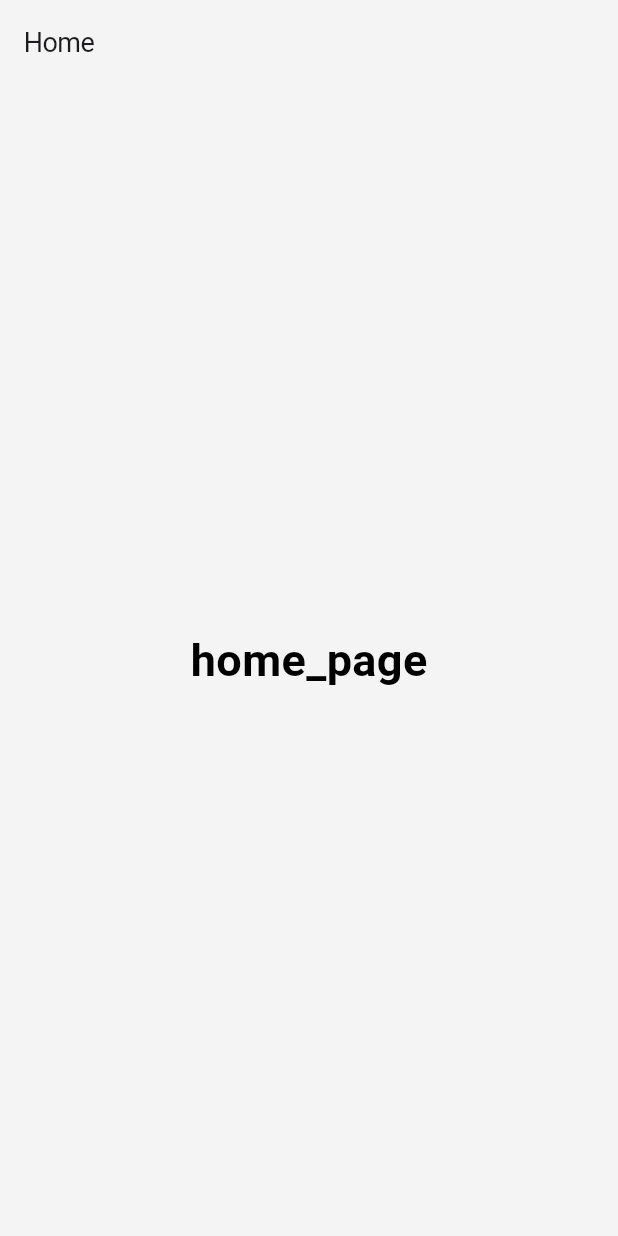
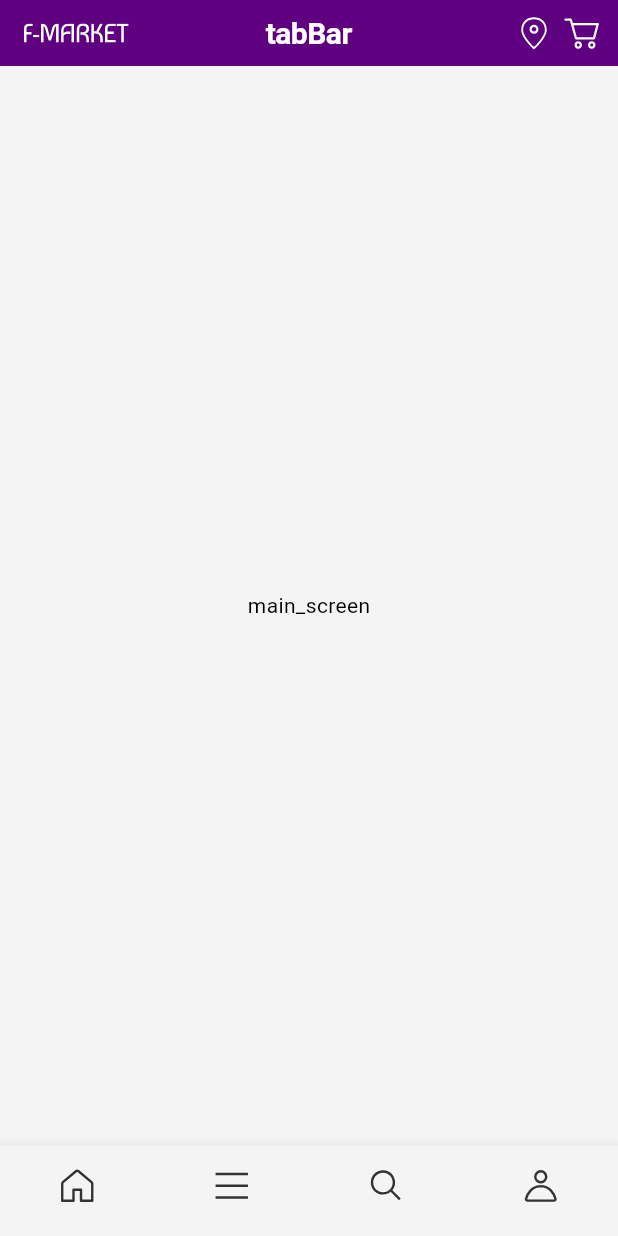
Before and after one commit to rrilla/Study-Flutter-E_commerce, a Flutter app: the screen it shows after launch, on a phone screen of 412 x 824 dp. Run offline on Flutter 3.47's test engine with Material 3 defaults, Android fonts, the phone set to English and light mode, and no system bars; our stand-ins replace flutter_svg, go_router; Roboto replaces fonts that are missing (Pretendard).

Commit message:
feat: 메인 구조 개발
- Scaffold 구조 추가.

```diff
--- /dev/null
+++ b/lib/presentation/main/main_screen.dart
@@ -0,0 +1,85 @@
+import 'package:flutter/material.dart';
+import 'package:flutter_svg/flutter_svg.dart';
+
+import '../../core/theme/constant/app_icons.dart';
+
+class MainScreen extends StatelessWidget {
+  const MainScreen({super.key});
+
+  @override
+  Widget build(BuildContext context) {
+    final theme = Theme.of(context).colorScheme;
+    return Scaffold(
+      appBar: PreferredSize(
+        preferredSize: Size.fromHeight(44),
+        child: Container(
+          color: theme.primary,
+          child: Padding(
+            padding: EdgeInsets.symmetric(vertical: 6, horizontal: 8),
+            child: AppBar(
+              backgroundColor: Colors.transparent,
+              centerTitle: true,
+              title: Text(
+                'tabBar',
+                style: TextStyle(
+                  fontWeight: FontWeight.bold,
+                  fontSize: 20,
+                  color: Colors.white,
+                ),
+              ),
+              leadingWidth: 86,
+              leading: Padding(
+                padding: EdgeInsets.all(8.0),
+                child: SvgPicture.asset(AppIcons.mainLogo),
+              ),
+              actions: [
+                Padding(
+                  padding: EdgeInsets.all(4.0),
+                  child: SvgPicture.asset(
+                    AppIcons.location,
+                    colorFilter:
+                        ColorFilter.mode(theme.background, BlendMode.srcIn),
+                  ),
+                ),
+                Padding(
+                  padding: EdgeInsets.all(4.0),
+                  child: SvgPicture.asset(
+                    AppIcons.cart,
+                    colorFilter:
+                        ColorFilter.mode(theme.background, BlendMode.srcIn),
+                  ),
+                )
+              ],
+            ),
+          ),
+        ),
+      ),
+      body: Center(
+        child: Text('main_screen'),
+      ),
+      bottomNavigationBar: BottomNavigationBar(
+        showUnselectedLabels: false,
+        showSelectedLabels: false,
+        type: BottomNavigationBarType.fixed,
+        items: [
+          BottomNavigationBarItem(
+            icon: SvgPicture.asset(AppIcons.navHome),
+            label: 'home'
+          ),
+          BottomNavigationBarItem(
+              icon: SvgPicture.asset(AppIcons.navCategory),
+              label: 'category'
+          ),
+          BottomNavigationBarItem(
+              icon: SvgPicture.asset(AppIcons.navSearch),
+              label: 'search'
+          ),
+          BottomNavigationBarItem(
+              icon: SvgPicture.asset(AppIcons.navUser),
+              label: 'user'
+          ),
+        ],
+      ),
+    );
+  }
+}
--- a/lib/presentation/pages/splash/splash_page.dart
+++ b/lib/presentation/pages/splash/splash_page.dart
@@ -20,7 +20,7 @@ class _SplashPageState extends State<SplashPage> {
     super.initState();
     Timer(
       Duration(seconds: 2),
-      () => context.go(RoutePath.home),
+      () => context.go(RoutePath.main),
     );
   }
 
--- a/lib/presentation/routes/route_path.dart
+++ b/lib/presentation/routes/route_path.dart
@@ -1,4 +1,7 @@
 class RoutePath {
-  static const String home = '/home';
+  /// main_screen
+  static const String main = '/';
+
+  /// splash_screen
   static const String splash = '/splash';
 }
--- a/lib/presentation/routes/routes.dart
+++ b/lib/presentation/routes/routes.dart
@@ -1,4 +1,4 @@
-import 'package:e_commerce_app/presentation/pages/home/home_page.dart';
+import 'package:e_commerce_app/presentation/main/main_screen.dart';
 import 'package:e_commerce_app/presentation/pages/splash/splash_page.dart';
 import 'package:e_commerce_app/presentation/routes/route_path.dart';
 import 'package:go_router/go_router.dart';
@@ -11,9 +11,9 @@ final GoRouter router = GoRouter(
         builder: (context, state) => const SplashPage(),
       ),
       GoRoute(
-        path: RoutePath.home,
-        name: 'home',
-        builder: (context, state) => const HomePage(),
+        path: RoutePath.main,
+        name: 'main',
+        builder: (context, state) => const MainScreen(),
       ),
     ],
     initialLocation: '/splash'
--- a/pubspec.yaml
+++ b/pubspec.yaml
@@ -37,6 +37,7 @@ dependencies:
   cupertino_icons: ^1.0.2
   go_router: ^13.2.0
   flutter_svg: ^2.0.10+1
+  dart_code_metrics: ^4.19.2
 
 dev_dependencies:
   flutter_test:
```
Also changed, not shown: analysis_options.yaml (+37 -24 lines), pubspec.lock.
